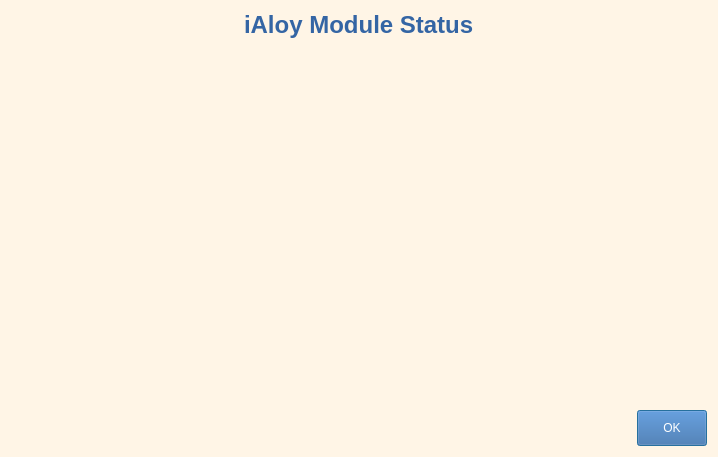
Old version of the form resource/ui/module_status.ui in the repository arghyabi/iAloy_old_desktop_app.
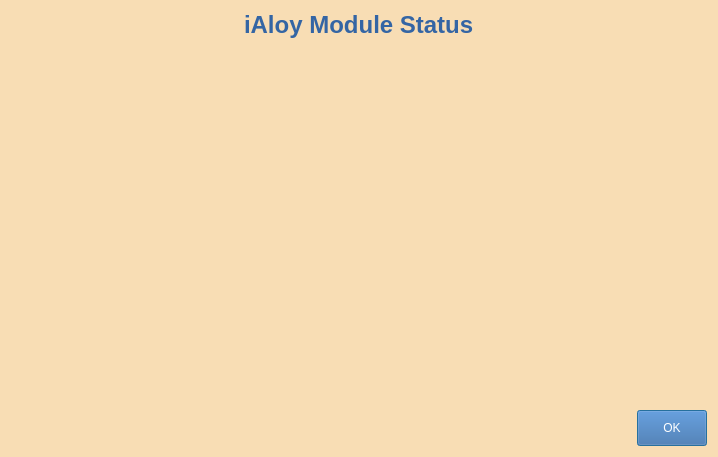
New version of the form.

```diff
--- a/resource/ui/module_status.ui
+++ b/resource/ui/module_status.ui
@@ -14,7 +14,7 @@
    <string>Dialog</string>
   </property>
   <property name="styleSheet">
-   <string notr="true">background-color: #fff5e6;</string>
+   <string notr="true">background-color: rgb(248, 221, 180);</string>
   </property>
   <layout class="QVBoxLayout" name="verticalLayout_2">
    <item>
```
